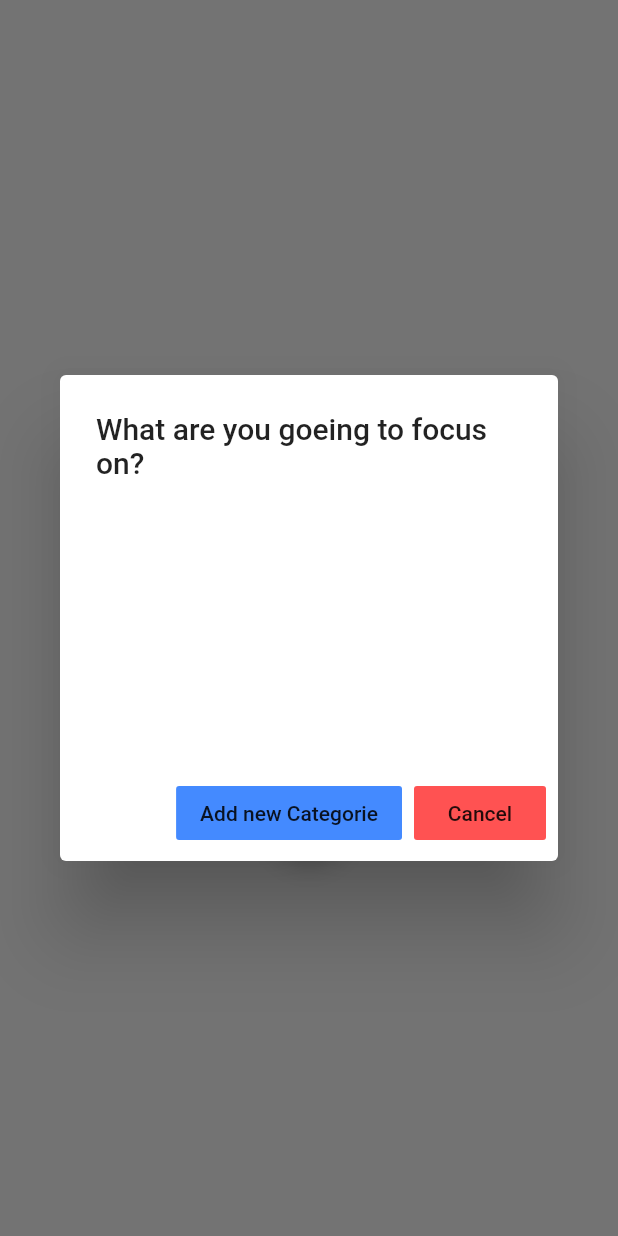
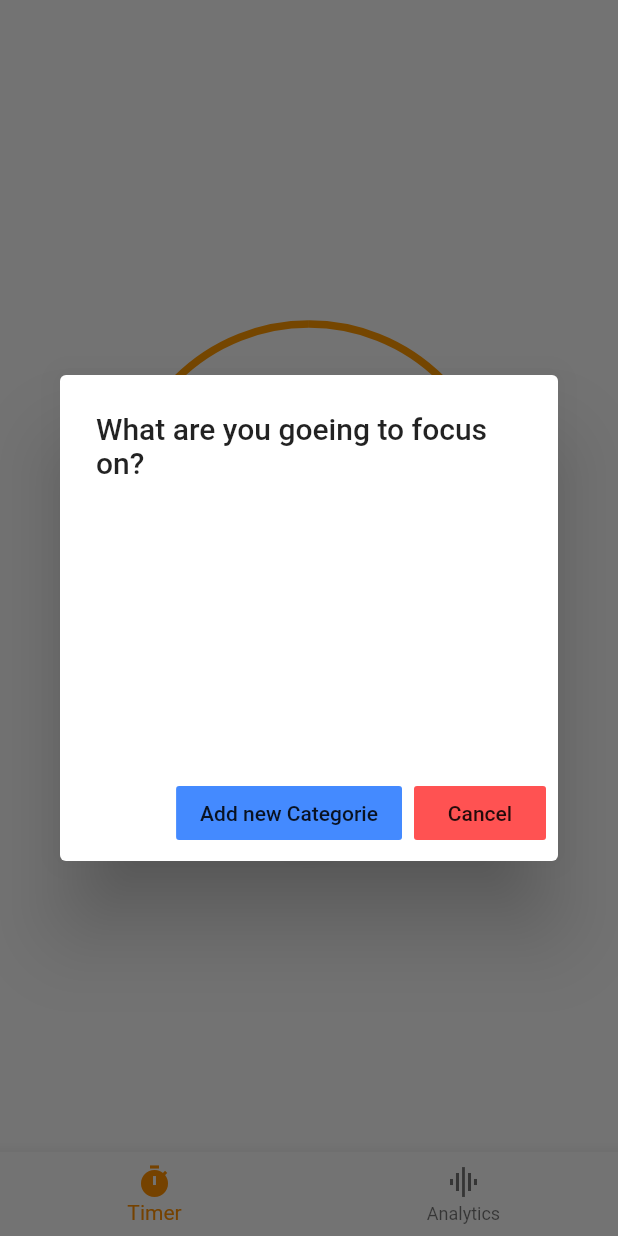
Before and after one commit to joaonetocastro/time_tracker, a Flutter app: the screen it shows after launch, after a tap on the "play arrow" icon, on a phone screen of 412 x 824 dp. Run offline on Flutter 3.47's test engine with Material 2 defaults, Android fonts, the phone set to English and light mode, and no system bars; our stand-ins replace pie_chart, sqflite; accounts and stored records are empty; statements that could not run were skipped.

Commit message:
version 0.0 finalized

```diff
--- a/lib/components/timing_circle.dart
+++ b/lib/components/timing_circle.dart
@@ -12,14 +12,14 @@ class TimingCircle extends StatefulWidget with ChangeNotifier{
   int _totalTimeInSeconds;
   double _size = 250.0;
   bool get isRunning => _state.isRunning;
-  _TimingCircleState _state = _TimingCircleState();
+  _TimingCircle_State _state = _TimingCircle_State();
 
   TimingCircle({int timeInMinutes = 25}){
     this._totalTimeInSeconds = timeInMinutes*60;
   }
 
   @override
-  _TimingCircleState createState() => _state;
+  _TimingCircle_State createState() => _state;
 
 
   void startRunning(Categorie categorie){
@@ -36,7 +36,7 @@ class TimingCircle extends StatefulWidget with ChangeNotifier{
   }
 }
 
-class _TimingCircleState extends State<TimingCircle> {
+class _TimingCircle_State extends State<TimingCircle> {
   Categorie _categorie;
   int _timeElapsed = 0;
   bool _running = false;
@@ -73,9 +73,6 @@ class _TimingCircleState extends State<TimingCircle> {
         timeElapsedInMinutes
       )
     );
-    TimeFocusedDataService.getAll().then((timeFocusedList){
-      debugPrint(timeFocusedList.toString());
-    });
     setState((){
       _timeElapsed = 0;
       _running = false;
@@ -112,7 +109,7 @@ class _TimingCircleState extends State<TimingCircle> {
       });
     }
     return Column(
-      mainAxisAlignment: MainAxisAlignment.spaceBetween,
+      mainAxisAlignment: MainAxisAlignment.spaceEvenly,
       children: <Widget>[
         Stack(
           children: <Widget>[
@@ -126,7 +123,10 @@ class _TimingCircleState extends State<TimingCircle> {
           Container(child: CenterText(_getTimingFormatted(), size:60), width: widget._size, height: widget._size),
           ],
         ),
-        button
+        Padding(
+          padding: const EdgeInsets.only(top: 30.0),
+          child: button,
+        )
       ],
     );
 
--- /dev/null
+++ b/lib/helpers/formatting_helper.dart
@@ -0,0 +1,5 @@
+String timeInMinutesToClockFormat(totalTimeInMinutes){
+  int hours = totalTimeInMinutes ~/ 60;
+  int minutes = totalTimeInMinutes % 60;
+  return '${hours >=10 ? hours : '0$hours'}:${minutes >=10 ? minutes : '0$minutes'}';
+}
--- a/lib/main.dart
+++ b/lib/main.dart
@@ -1,19 +1,6 @@
 import 'package:flutter/material.dart';
-import 'package:time_tracker/screens/promodoro_screen.dart';
-import 'package:time_tracker/services/categorie_data_service.dart';
+import 'package:time_tracker/time_tracker.dart';
 
 void main(){
-  runApp(
-    MaterialApp(
-      title: 'Time tracker',
-      home: Scaffold(
-        body: Center(
-          child: Container(
-            child: PromodoroScreen()
-          ),
-        ),
-      ),
-    ),
-  );
-
+  runApp(TimeTracker());
 }
--- /dev/null
+++ b/lib/screens/analytics_screen.dart
@@ -0,0 +1,37 @@
+import 'package:flutter/material.dart';
+import 'package:pie_chart/pie_chart.dart';
+import 'package:time_tracker/components/center_text.dart';
+import 'package:time_tracker/helpers/formatting_helper.dart';
+import 'package:time_tracker/models/time_focused.dart';
+import 'package:time_tracker/services/time_focused_data_service.dart';
+
+class AnalyticsScreen extends StatelessWidget{
+
+  @override
+  Widget build(BuildContext context) {
+    Future<Map<String, double>> timeFocusedList = TimeFocusedDataService.timeSpentTodayByCategory();
+
+    return Column(
+      mainAxisAlignment: MainAxisAlignment.spaceEvenly,
+      children: <Widget>[
+        CenterText("Analytics"),
+        FutureBuilder(
+          future: timeFocusedList,
+          builder: (BuildContext context, AsyncSnapshot snapshot){
+            if(snapshot.hasData){
+              return PieChart(
+                dataMap: snapshot.data,
+                animationDuration: Duration(milliseconds: 1000),
+                showChartValuesInPercentage: false,
+                formatChartValues: (value) => timeInMinutesToClockFormat(value ~/ 1),
+              );
+            }else{
+              return Text("Loading Data");
+            }
+          }
+        )
+      ],
+    );
+  }
+
+}
--- a/lib/screens/promodoro_screen.dart
+++ b/lib/screens/promodoro_screen.dart
@@ -7,7 +7,7 @@ class PromodoroScreen extends StatelessWidget{
     return Column(
       mainAxisAlignment: MainAxisAlignment.spaceEvenly,
       children: <Widget>[
-        TimingCircle(timeInMinutes: 1,)
+        TimingCircle()
       ],
     );
   }
--- a/lib/services/time_focused_data_service.dart
+++ b/lib/services/time_focused_data_service.dart
@@ -1,5 +1,7 @@
 import 'package:time_tracker/database/app_database.dart';
+import 'package:time_tracker/models/categorie.dart';
 import 'package:time_tracker/models/time_focused.dart';
+import 'package:time_tracker/services/categorie_data_service.dart';
 
 class TimeFocusedDataService{
   static Future<int> add(TimeFocused timeFocused){
@@ -49,4 +51,15 @@ class TimeFocusedDataService{
     }
     return totalTimeInMinutes;
   }
+  static Future<Map<String,double>> timeSpentTodayByCategory() async{
+    List<Categorie> categorieList = await CategorieDataService.getAll();
+
+    Map<String, double> dataMap = new Map();
+    for(Categorie categorie in categorieList){
+      int timeSpent = await timeSpentTodayInCategorie(categorie.id);
+      dataMap.putIfAbsent(categorie.name, () => timeSpent.toDouble());
+    }
+    return dataMap;
+
+  }
 }
--- /dev/null
+++ b/lib/time_tracker.dart
@@ -0,0 +1,75 @@
+import 'package:flutter/material.dart';
+import 'package:time_tracker/components/timing_circle.dart';
+import 'package:time_tracker/screens/analytics_screen.dart';
+import 'package:time_tracker/screens/promodoro_screen.dart';
+
+class TimeTracker extends StatefulWidget{
+  @override
+  State<TimeTracker> createState() {
+    return _TimeTrackerState();
+  }
+
+}
+class _TimeTrackerState extends State<TimeTracker>{
+  int _currentIndex = 0;
+  PromodoroScreen _timer = PromodoroScreen();
+  Widget _screenWidget;
+  _TimeTrackerState(){
+    this._screenWidget = _timer;
+  }
+  void openPromodoroScreen(){
+    setState((){
+      return this._screenWidget = _timer;
+    });
+  }
+  void openAnalyticsScreen(){
+    setState(() {
+      return this._screenWidget = AnalyticsScreen();
+    });
+  }
+
+  @override
+  Widget build(BuildContext context) {
+    return MaterialApp(
+      title: 'Time tracker',
+      home: Scaffold(
+        body: Center(
+          child: Container(
+            child: Stack(children: <Widget>[
+              Offstage(
+                offstage: !(_screenWidget is PromodoroScreen),
+                child: _timer
+              ),
+              Offstage(
+                offstage: !(_screenWidget is AnalyticsScreen),
+                child: AnalyticsScreen()
+              ),
+            ],)
+          ),
+        ),
+        bottomNavigationBar: BottomNavigationBar(
+          items: const <BottomNavigationBarItem>[
+            BottomNavigationBarItem(
+              icon: Icon(Icons.timer),
+              title: Text('Timer'),
+            ),
+            BottomNavigationBarItem(
+              icon: Icon(Icons.graphic_eq),
+              title: Text('Analytics'),
+            ),
+          ],
+          currentIndex: _currentIndex,
+          selectedItemColor: Colors.amber[800],
+          onTap: _onNavigationBarItemTapped,
+        ),
+      ),
+    );
+  }
+  void _onNavigationBarItemTapped(int newIndex){
+    if(newIndex == 0) openPromodoroScreen();
+    else if(newIndex == 1) openAnalyticsScreen();
+    setState((){
+      _currentIndex = newIndex;
+    });
+  }
+}
--- a/pubspec.yaml
+++ b/pubspec.yaml
@@ -21,6 +21,8 @@ dependencies:
     sdk: flutter
   sqflite:
   path:
+  pie_chart:
+    git:  https://github.com/apgapg/pie_chart.git
   # The following adds the Cupertino Icons font to your application.
   # Use with the CupertinoIcons class for iOS style icons.
   cupertino_icons: ^0.1.2
```
Also changed, not shown: pubspec.lock, 1 other file.
